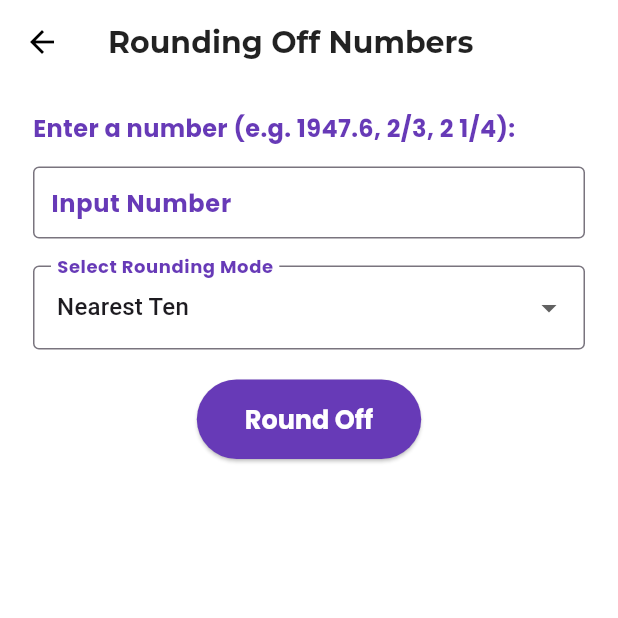
After one commit to JudeChika/Math-Guru, a Flutter app: the RoundingScreen screen opened directly, on a phone screen of 412 x 824 dp, the top half of it. The commit adds this screen. Run offline on Flutter 3.47's test engine with Material 3 defaults, Android fonts, the phone set to English and light mode, and no system bars; our stand-ins replace cloud_firestore, firebase_auth, firebase_core, firebase_storage, flutter_animate, flutter_riverpod and 4 more; missing offline and left inert: flutter_math_fork; accounts and stored records are empty.

Commit message:
My Files

```diff
--- /dev/null
+++ b/lib/features/junior_secondary/jss1/approximation/rounding_off_numbers/rounding_logic.dart
@@ -0,0 +1,159 @@
+import 'dart:math';
+
+class RoundingStep {
+  final String description;
+  final String? latexMath;
+
+  RoundingStep({required this.description, this.latexMath});
+}
+
+class RoundingLogic {
+  static List<RoundingStep> roundOff(String input, String mode) {
+    List<RoundingStep> steps = [];
+    double value;
+
+    // Always display the received input as TeX (handle spaces for mixed, slash for fractions, etc.)
+    steps.add(RoundingStep(
+      description: "Received input",
+      latexMath: inputToLatex(input),
+    ));
+
+    // Parse the input
+    try {
+      if (_isMixedFraction(input)) {
+        // Mixed fraction (e.g., 2 1/4 or -2 1/4)
+        final regex = RegExp(r'^([+-]?\d+)\s+(\d+)\/(\d+)$');
+        final match = regex.firstMatch(input.trim());
+        if (match != null) {
+          final whole = double.parse(match.group(1)!);
+          final numerator = double.parse(match.group(2)!);
+          final denominator = double.parse(match.group(3)!);
+          final fracValue = numerator / denominator;
+          value = whole >= 0 ? (whole + fracValue) : (whole - fracValue);
+          steps.add(RoundingStep(
+            description: "Convert mixed number to decimal",
+            latexMath: "${whole.toInt()} + \\frac{${numerator.toInt()}}{${denominator.toInt()}} = ${value.toStringAsFixed(4)}",
+          ));
+        } else {
+          throw Exception("Invalid mixed fraction format");
+        }
+      } else if (input.contains('/') && !input.contains(' ')) {
+        // Proper or improper fraction (no space, e.g. 5/3)
+        final parts = input.split('/');
+        if (parts.length != 2) throw Exception("Invalid fraction format");
+        double numerator = double.parse(parts[0]);
+        double denominator = double.parse(parts[1]);
+        value = numerator / denominator;
+        steps.add(RoundingStep(
+            description: "Convert fraction to decimal",
+            latexMath: "\\frac{${numerator.toInt()}}{${denominator.toInt()}} = ${value.toStringAsFixed(4)}"));
+      } else {
+        // Regular decimal or integer
+        value = double.parse(input);
+      }
+    } catch (_) {
+      steps.add(RoundingStep(description: "Invalid input"));
+      return steps;
+    }
+
+    // Perform rounding
+    double rounded = _applyRounding(value, mode);
+    steps.add(RoundingStep(
+      description: "Round to $mode",
+      latexMath: "${_formatInputForLatex(value)} \\approx ${_formatRounded(rounded, mode)}",
+    ));
+
+    return steps;
+  }
+
+  static bool _isMixedFraction(String input) {
+    final regex = RegExp(r'^[+-]?\d+\s+\d+\/\d+$');
+    return regex.hasMatch(input.trim());
+  }
+
+  static String inputToLatex(String input) {
+    // Try to convert the input string to a nice LaTeX representation
+    input = input.trim();
+    if (_isMixedFraction(input)) {
+      // E.g. "2 3/5" => "2 + \frac{3}{5}"
+      final regex = RegExp(r'^([+-]?\d+)\s+(\d+)\/(\d+)$');
+      final match = regex.firstMatch(input);
+      if (match != null) {
+        return "${match.group(1)} \\frac{${match.group(2)}}{${match.group(3)}}";
+      }
+    } else if (input.contains('/')) {
+      // E.g. "3/5" => "\frac{3}{5}"
+      final parts = input.split('/');
+      if (parts.length == 2) {
+        return "\\frac{${parts[0]}}{${parts[1]}}";
+      }
+    }
+    // Fallback: just display the input as is
+    return input;
+  }
+
+  static String _formatInputForLatex(double value) {
+    // Remove scientific notation for small/large values
+    if (value.abs() >= 1e6 || (value.abs() > 0 && value.abs() < 1e-4)) {
+      return value.toStringAsExponential(4);
+    }
+    return value.toStringAsFixed(4);
+  }
+
+  static double _applyRounding(double value, String mode) {
+    switch (mode) {
+      case 'Nearest Unit':
+        return value.roundToDouble();
+      case 'Nearest Ten':
+        return (value / 10).round() * 10;
+      case 'Nearest Hundred':
+        return (value / 100).round() * 100;
+      case 'Nearest Tenth':
+        return double.parse((value).toStringAsFixed(1));
+      case 'Nearest Hundredth':
+        return double.parse((value).toStringAsFixed(2));
+      case 'Nearest Thousandth':
+        return double.parse((value).toStringAsFixed(3));
+      case '1dp':
+        return double.parse(value.toStringAsFixed(1));
+      case '2dp':
+        return double.parse(value.toStringAsFixed(2));
+      case '3dp':
+        return double.parse(value.toStringAsFixed(3));
+      case '1sf':
+        return _roundToSignificantFigures(value, 1);
+      case '2sf':
+        return _roundToSignificantFigures(value, 2);
+      case '3sf':
+        return _roundToSignificantFigures(value, 3);
+      default:
+        return value;
+    }
+  }
+
+  static String _formatRounded(double value, String mode) {
+    // For new modes, format accordingly
+    if (mode == 'Nearest Tenth' || mode == '1dp') {
+      return value.toStringAsFixed(1);
+    } else if (mode == 'Nearest Hundredth' || mode == '2dp') {
+      return value.toStringAsFixed(2);
+    } else if (mode == 'Nearest Thousandth' || mode == '3dp') {
+      return value.toStringAsFixed(3);
+    } else if (mode.contains('sf')) {
+      // Format to 4 dp if not exact, otherwise compact
+      return value.toStringAsPrecision(4);
+    } else if (mode == 'Nearest Unit') {
+      return value.toStringAsFixed(0);
+    } else if (mode == 'Nearest Ten' || mode == 'Nearest Hundred') {
+      return value.toStringAsFixed(0);
+    } else {
+      return value.toString();
+    }
+  }
+
+  static double _roundToSignificantFigures(double num, int n) {
+    if (num == 0) return 0;
+    final d = pow(10, n - 1 - (log(num.abs()) / ln10).floor());
+    return (num * d).round() / d;
+  }
+}
--- /dev/null
+++ b/lib/features/junior_secondary/jss1/approximation/rounding_off_numbers/rounding_screen.dart
@@ -0,0 +1,305 @@
+import 'package:flutter/material.dart';
+import 'package:flutter_math_fork/flutter_math.dart';
+import 'package:google_fonts/google_fonts.dart';
+
+import 'rounding_logic.dart';
+
+class RoundingScreen extends StatefulWidget {
+  const RoundingScreen({super.key});
+
+  @override
+  State<RoundingScreen> createState() => _RoundingScreenState();
+}
+
+class _RoundingScreenState extends State<RoundingScreen> {
+  final TextEditingController _controller = TextEditingController();
+  String _selectedMode = 'Nearest Ten';
+  List<RoundingStep> _steps = [];
+  List<String> _workingLatex = [];
+  String? _finalResult;
+  String? _receivedInputLatex;
+
+  final List<String> _roundingModes = [
+    'Nearest Unit',
+    'Nearest Ten',
+    'Nearest Hundred',
+    'Nearest Tenth',
+    'Nearest Hundredth',
+    'Nearest Thousandth',
+    '1dp',
+    '2dp',
+    '3dp',
+    '1sf',
+    '2sf',
+    '3sf',
+  ];
+
+  void _calculateRounding() {
+    final input = _controller.text.trim();
+    final result = RoundingLogic.roundOff(input, _selectedMode);
+
+    if (result.isNotEmpty) {
+      // Separate final result and workings
+      final finalStep = result.last;
+      final roundedValue = finalStep.latexMath?.split('≈').last.trim();
+
+      List<String> workings = result
+          .map((step) => step.latexMath)
+          .where((latex) => latex != null)
+          .map((latex) => latex!)
+          .toList();
+
+      setState(() {
+        _steps = result;
+        _workingLatex = workings;
+        _finalResult = roundedValue;
+        // Always display the original input as formatted LaTeX
+        _receivedInputLatex = RoundingLogic.inputToLatex(input);
+      });
+    }
+  }
+
+  @override
+  void dispose() {
+    _controller.dispose();
+    super.dispose();
+  }
+
+  @override
+  Widget build(BuildContext context) {
+    final inputStyle = GoogleFonts.poppins(fontSize: 16);
+    final labelStyle = GoogleFonts.poppins(
+        fontWeight: FontWeight.w600, color: Colors.deepPurple);
+
+    return Scaffold(
+      appBar: AppBar(
+        title: Text(
+          'Rounding Off Numbers',
+          style: GoogleFonts.montserrat(
+            fontWeight: FontWeight.bold,
+            fontSize: 20,
+            color: Theme.of(context).brightness == Brightness.dark
+                ? Colors.white
+                : Colors.black87,
+          ),
+        ),
+      ),
+      body: SingleChildScrollView(
+        padding: const EdgeInsets.symmetric(horizontal: 22, vertical: 18),
+        child: Column(
+          crossAxisAlignment: CrossAxisAlignment.start,
+          children: [
+            Text(
+              "Enter a number (e.g. 1947.6, 2/3, 2 1/4):",
+              style: GoogleFonts.poppins(
+                fontSize: 16,
+                fontWeight: FontWeight.bold,
+                color: Colors.deepPurple,
+              ),
+            ),
+            const SizedBox(height: 14),
+            TextFormField(
+              controller: _controller,
+              style: inputStyle,
+              decoration: InputDecoration(
+                labelText: "Input Number",
+                labelStyle: labelStyle,
+                border: const OutlineInputBorder(),
+                contentPadding:
+                const EdgeInsets.symmetric(vertical: 3, horizontal: 8),
+              ),
+            ),
+            const SizedBox(height: 18),
+            DropdownButtonFormField<String>(
+              value: _selectedMode,
+              items: _roundingModes
+                  .map((mode) => DropdownMenuItem(
+                value: mode,
+                child: Text(mode),
+              ))
+                  .toList(),
+              onChanged: (val) {
+                if (val != null) {
+                  setState(() {
+                    _selectedMode = val;
+                  });
+                }
+              },
+              decoration: InputDecoration(
+                labelText: "Select Rounding Mode",
+                labelStyle: labelStyle,
+                border: const OutlineInputBorder(),
+              ),
+            ),
+            const SizedBox(height: 20),
+            Center(
+              child: ElevatedButton(
+                style: ElevatedButton.styleFrom(
+                  backgroundColor: Colors.deepPurple,
+                  padding:
+                  const EdgeInsets.symmetric(horizontal: 32, vertical: 14),
+                  textStyle: GoogleFonts.poppins(
+                      fontWeight: FontWeight.bold, fontSize: 17),
+                ),
+                onPressed: _calculateRounding,
+                child: const Text("Round Off", style: TextStyle(color: Colors.white)),
+              ),
+            ),
+            const SizedBox(height: 30),
+
+            /// Display Received Input in Math.tex
+            if (_receivedInputLatex != null && _receivedInputLatex!.trim().isNotEmpty)
+              Center(
+                child: Column(
+                  children: [
+                    Text(
+                      "Received Input:",
+                      style: GoogleFonts.poppins(
+                        fontSize: 17,
+                        fontWeight: FontWeight.w600,
+                        color: Colors.deepPurple[800],
+                      ),
+                    ),
+                    Math.tex(
+                      _receivedInputLatex!,
+                      textStyle: GoogleFonts.poppins(
+                          fontSize: 28, color: Colors.deepPurple[700]),
+                      mathStyle: MathStyle.display,
+                    ),
+                  ],
+                ),
+              ),
+
+            const SizedBox(height: 12),
+
+            /// Final Result
+            if (_finalResult != null)
+              Center(
+                child: Column(
+                  children: [
+                    Text(
+                      "Result:",
+                      style: GoogleFonts.poppins(
+                        fontSize: 18,
+                        fontWeight: FontWeight.w600,
+                        color: Colors.green[700],
+                      ),
+                    ),
+                    Math.tex(
+                      _finalResult!,
+                      textStyle: GoogleFonts.montserrat(
+                        fontWeight: FontWeight.bold,
+                        fontSize: 32,
+                        color: Colors.green[700],
+                      ),
+                      mathStyle: MathStyle.display,
+                    ),
+                  ],
+                ),
+              ),
+
+            const SizedBox(height: 20),
+
+            /// Working Section
+            if (_workingLatex.isNotEmpty)
+              Column(
+                crossAxisAlignment: CrossAxisAlignment.start,
+                children: [
+                  Text(
+                    "Working:",
+                    style: GoogleFonts.poppins(
+                      fontWeight: FontWeight.bold,
+                      fontSize: 17,
+                      color: Colors.deepPurple,
+                    ),
+                  ),
+                  const SizedBox(height: 8),
+                  Card(
+                    color: Colors.purple.shade50,
+                    margin: const EdgeInsets.symmetric(vertical: 4),
+                    child: Padding(
+                      padding:
+                      const EdgeInsets.symmetric(horizontal: 12, vertical: 14),
+                      child: Column(
+                        crossAxisAlignment: CrossAxisAlignment.stretch,
+                        children: _workingLatex
+                            .map((latex) => Padding(
+                          padding: const EdgeInsets.symmetric(vertical: 8),
+                          child: Math.tex(
+                            latex,
+                            textStyle: GoogleFonts.poppins(
+                                fontSize: 20, color: Colors.deepPurple),
+                            mathStyle: MathStyle.display,
+                          ),
+                        ))
+                            .toList(),
+                      ),
+                    ),
+                  ),
+                ],
+              ),
+
+            /// Step-by-step Explanation Section
+            if (_steps.isNotEmpty)
+              Column(
+                crossAxisAlignment: CrossAxisAlignment.start,
+                children: [
+                  const SizedBox(height: 16),
+                  Text(
+                    "Step-by-step Solution:",
+                    style: GoogleFonts.poppins(
+                      fontWeight: FontWeight.bold,
+                      fontSize: 17,
+                      color: Colors.deepPurple,
+                    ),
+                  ),
+                  const SizedBox(height: 8),
+                  ..._steps.asMap().entries.map((entry) {
+                    final index = entry.key + 1;
+                    final step = entry.value;
+                    return Card(
+                      color: Colors.purple.shade50,
+                      margin: const EdgeInsets.symmetric(vertical: 4),
+                      child: ListTile(
+                        leading: CircleAvatar(
+                          backgroundColor: Colors.deepPurple.shade100,
+                          child: Text(
+                            '$index',
+                            style: GoogleFonts.poppins(
+                              color: Colors.deepPurple,
+                              fontWeight: FontWeight.bold,
+                            ),
+                          ),
+                        ),
+                        title: Column(
+                          crossAxisAlignment: CrossAxisAlignment.start,
+                          children: [
+                            Text(
+                              step.description,
+                              style: GoogleFonts.poppins(
+                                fontWeight: FontWeight.w600,
+                                color: Colors.deepPurple[800],
+                                fontSize: 15,
+                              ),
+                            ),
+                            const SizedBox(height: 6),
+                            if (step.latexMath != null)
+                              Math.tex(
+                                step.latexMath!,
+                                textStyle: GoogleFonts.poppins(
+                                    fontSize: 20, color: Colors.deepPurple),
+                                mathStyle: MathStyle.display,
+                              ),
+                          ],
+                        ),
+                      ),
+                    );
+                  }),
+                ],
+              ),
+          ],
+        ),
+      ),
+    );
+  }
+}
--- a/lib/features/junior_secondary/jss1/fractions/conversion_to_decimal/conversion_to_decimal_and_fraction_screen.dart
+++ b/lib/features/junior_secondary/jss1/fractions/conversion_to_decimal/conversion_to_decimal_and_fraction_screen.dart
@@ -248,7 +248,7 @@ class _ConversionToDecimalAndFractionScreenState extends State<ConversionToDecim
                   Row(
                     children: [
                       ChoiceChip(
-                        label: Text("Known Facts"),
+                        label: const Text("Known Facts"),
                         selected: _methodDec == DecimalConversionMethod.knownFacts,
                         onSelected: (_) {
                           _onDecMethodToggled(DecimalConversionMethod.knownFacts);
@@ -257,7 +257,7 @@ class _ConversionToDecimalAndFractionScreenState extends State<ConversionToDecim
                       ),
                       const SizedBox(width: 10),
                       ChoiceChip(
-                        label: Text("Long Division"),
+                        label: const Text("Long Division"),
                         selected: _methodDec == DecimalConversionMethod.longDivision,
                         onSelected: (_) {
                           _onDecMethodToggled(DecimalConversionMethod.longDivision);
--- a/lib/features/junior_secondary/jss1/fractions/conversion_to_percentage/fraction_decimal_to_percentage_logic.dart
+++ b/lib/features/junior_secondary/jss1/fractions/conversion_to_percentage/fraction_decimal_to_percentage_logic.dart
@@ -103,7 +103,7 @@ class FractionDecimalToPercentageLogic {
         description: "Multiply the decimal by 100 to convert to percentage.",
         latexMath: "$raw \\times 100",
       ));
-      double percent = value! * 100;
+      double percent = value * 100;
       String percentStr = percent.toStringAsFixed(4).replaceAll(RegExp(r'0+$'), '').replaceAll(RegExp(r'\.$'), '');
       workingLatex.add("= $percentStr\\%");
       explanations.add(PercentageConversionExplanationStep(
--- a/lib/features/junior_secondary/jss1/jss1_topic_detail_screen.dart
+++ b/lib/features/junior_secondary/jss1/jss1_topic_detail_screen.dart
@@ -1,4 +1,5 @@
 import 'package:flutter/material.dart';
+import 'package:math_guru/features/junior_secondary/jss1/approximation/rounding_off_numbers/rounding_screen.dart';
 import 'package:math_guru/features/junior_secondary/jss1/fractions/conversion_to_percentage/conversion_to_percentage_screen.dart';
 import 'package:math_guru/features/junior_secondary/jss1/fractions/fraction_division/fraction_division_screen.dart';
 import 'package:math_guru/features/junior_secondary/jss1/fractions/fraction_multiplication/fraction_multiplication_screen.dart';
@@ -86,6 +87,9 @@ class Jss1TopicDetailScreen extends StatelessWidget {
     if (subtopic == 'Division') {
       return const FractionDivisionScreen();
     }
+    if (subtopic == 'Rounding off Numbers') {
+      return const RoundingScreen();
+    }
 
     return Scaffold(
       appBar: AppBar(
--- a/lib/features/junior_secondary/jss1/numbers_and_numeration/place_value/place_value_logic.dart
+++ b/lib/features/junior_secondary/jss1/numbers_and_numeration/place_value/place_value_logic.dart
@@ -59,7 +59,7 @@ class PlaceValueLogic {
       final categoryIndex = i + intCatStart;
       final category = (categoryIndex < placeValueIntegerCategories.length)
           ? placeValueIntegerCategories[categoryIndex]
-          : PlaceValueCategory(label: "Unknown", value: 0);
+          : const PlaceValueCategory(label: "Unknown", value: 0);
       final position = i + 1;
       final digit = integerDigits[i];
       final placeValue = digit * category.value;
```
Also changed, not shown: lib/features/junior_secondary/jss1/fractions/equivalent_fractions/equivalent_fractions_logic.dart (+12 -12 lines), lib/features/junior_secondary/jss1/jss1_topics_screen.dart (+1 -6 lines), lib/features/junior_secondary/jss1/numbers_and_numeration/place_value/place_value_screen.dart (+8 -8 lines).
